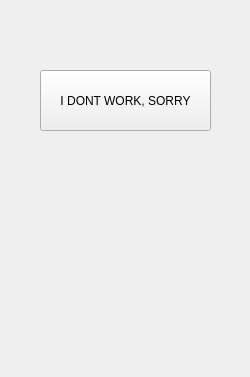
This is tennisSimulator/forms/physicscontrols.ui in irisgallo/tennis-simulator as Qt 5 draws it before an edit. The edited form follows.
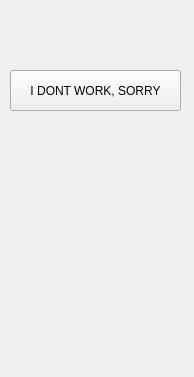
This is the edited form.

Diff of the .ui file:
```diff
--- a/tennisSimulator/forms/physicscontrols.ui
+++ b/tennisSimulator/forms/physicscontrols.ui
@@ -6,7 +6,7 @@
    <rect>
     <x>0</x>
     <y>0</y>
-    <width>250</width>
+    <width>194</width>
     <height>377</height>
    </rect>
   </property>
@@ -16,10 +16,10 @@
   <widget class="QPushButton" name="pushButton">
    <property name="geometry">
     <rect>
-     <x>40</x>
+     <x>10</x>
      <y>70</y>
      <width>171</width>
-     <height>61</height>
+     <height>41</height>
     </rect>
    </property>
    <property name="text">
```
